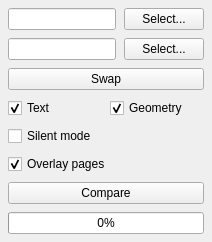
Qt form src/compareset/ui/compare_page.ui (Coprela/CompareSet) before a commit.
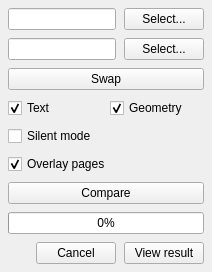
The same form after that commit.

Commit message: Add legacy UI colors and progress controls

Diff of the .ui file:
```diff
--- a/src/compareset/ui/compare_page.ui
+++ b/src/compareset/ui/compare_page.ui
@@ -116,6 +116,40 @@
      </property>
     </widget>
    </item>
+<item>
+ <layout class="QHBoxLayout" name="progressLayout">
+  <item>
+   <widget class="QLabel" name="labelStatus">
+    <property name="text">
+     <string></string>
+    </property>
+    <property name="alignment">
+     <set>Qt::AlignCenter</set>
+    </property>
+   </widget>
+  </item>
+  <item>
+   <widget class="QPushButton" name="btnCancel">
+    <property name="text">
+     <string>Cancel</string>
+    </property>
+    <property name="visible">
+     <bool>false</bool>
+    </property>
+   </widget>
+  </item>
+  <item>
+   <widget class="QPushButton" name="btnView">
+    <property name="text">
+     <string>View result</string>
+    </property>
+    <property name="visible">
+     <bool>false</bool>
+    </property>
+   </widget>
+  </item>
+ </layout>
+</item>
   </layout>
  </widget>
  <resources/>
```
The commit also changes 2 other files.
